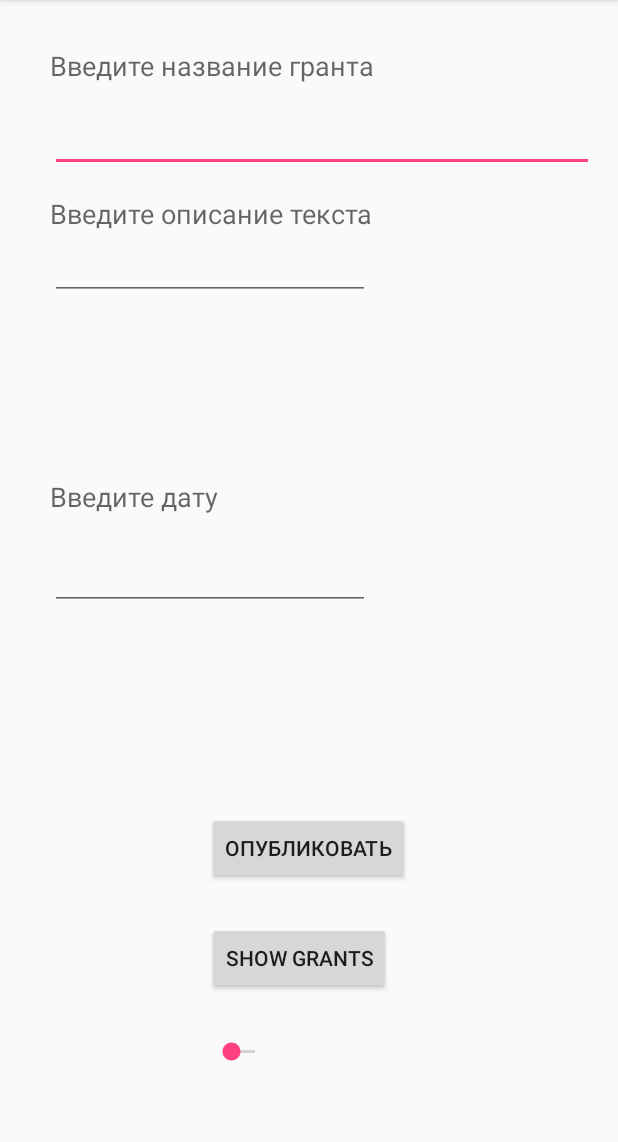
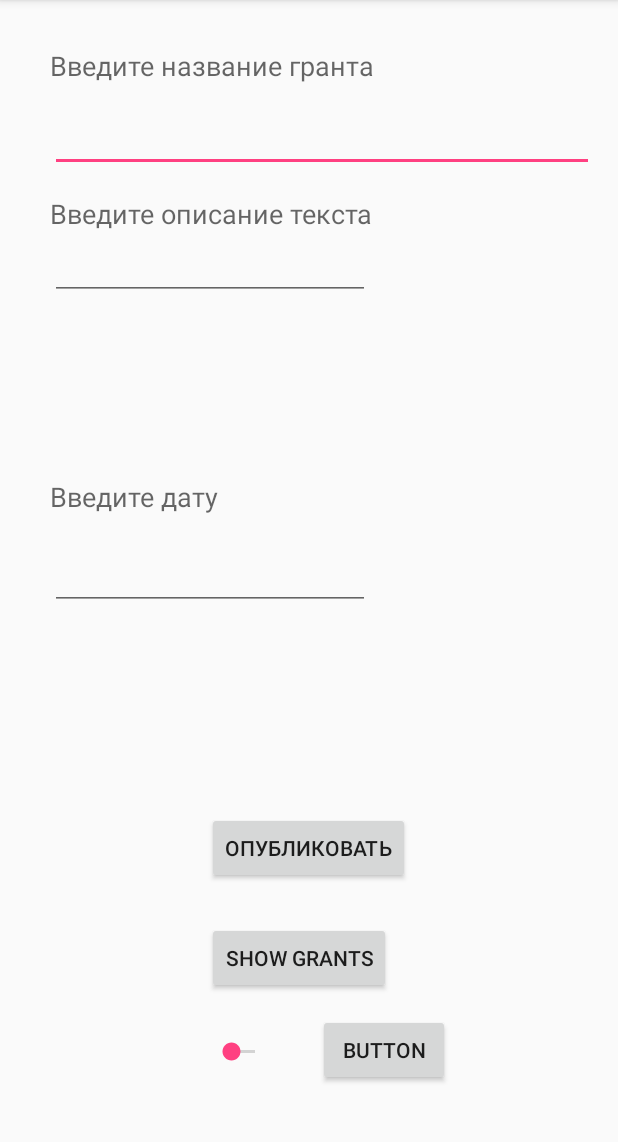
Before and after one commit to asadova/FireBaseDushanbe, an Android app: the screen it shows after launch (MainActivity), on a phone screen of 412 x 824 dp, the part 84-1226 px from its top. Run offline under Robolectric (Android 15) with nearby library versions, the phone set to English and light mode, and no system bars; our stand-ins replace Firebase (no records; nobody signed in at launch, a user with empty details on screens opened directly).

Commit message:
Add button

```diff
--- a/app/src/main/res/layout/activity_main.xml
+++ b/app/src/main/res/layout/activity_main.xml
@@ -98,4 +98,14 @@
         android:layout_marginBottom="42dp"
         android:id="@+id/seekBar" />
 
+    <Button
+        android:text="Button"
+        android:layout_width="wrap_content"
+        android:layout_height="wrap_content"
+        android:layout_alignParentBottom="true"
+        android:layout_toEndOf="@+id/seekBar"
+        android:layout_marginStart="26dp"
+        android:layout_marginBottom="28dp"
+        android:id="@+id/button2" />
+
 </RelativeLayout>
```
